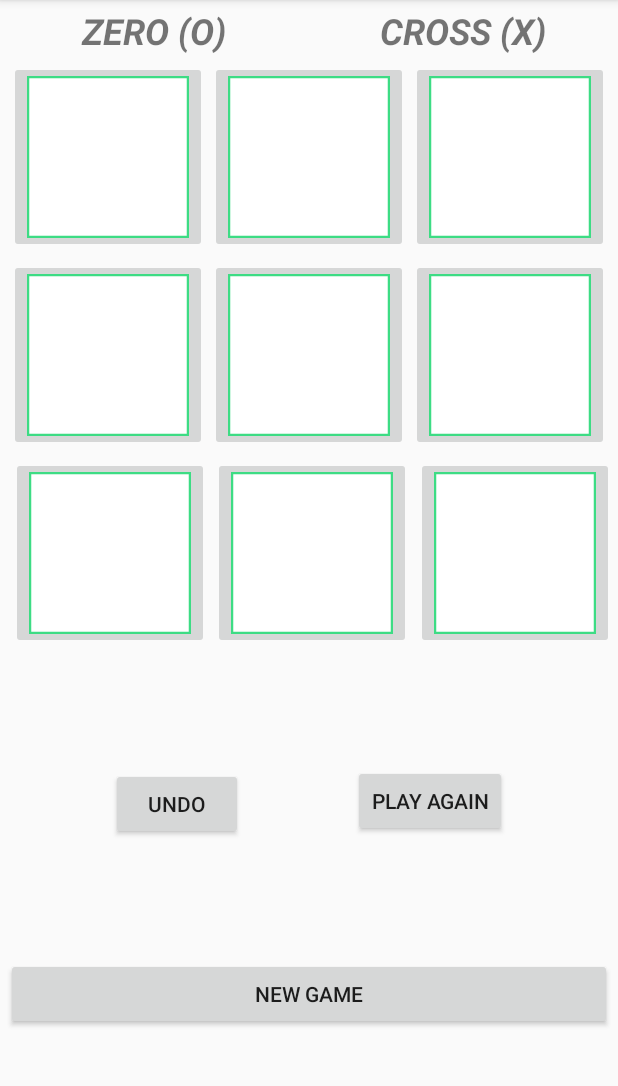
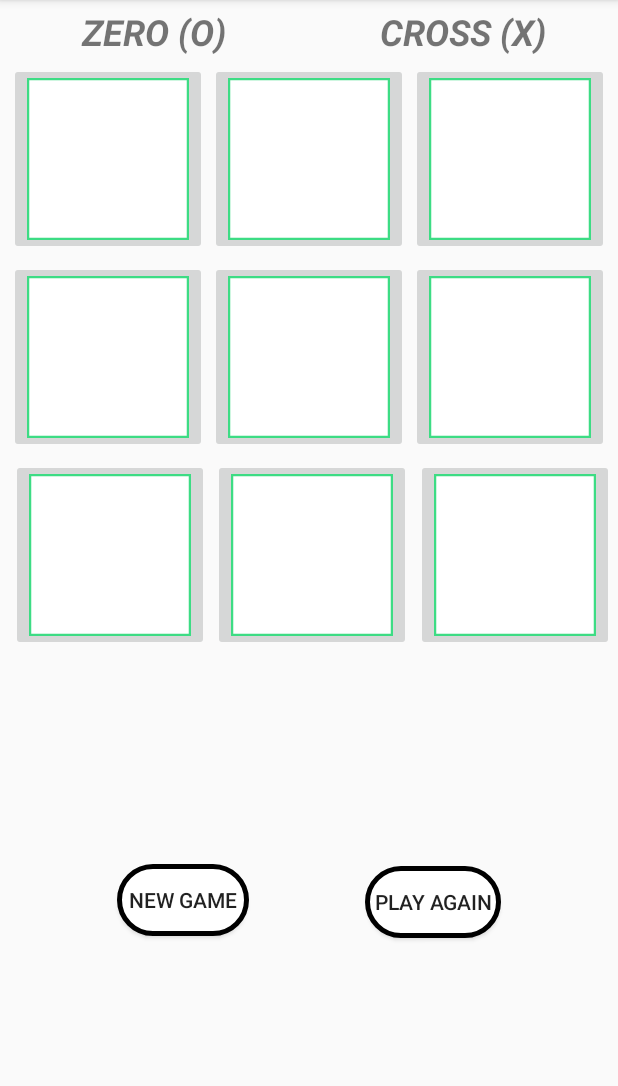
Before and after one commit to R0ckGithub/basic_tic_tac_toe, an Android app: the Game screen opened directly, with no data from a screen before it, on a phone screen of 412 x 824 dp, the part 84-1170 px from its top. Run offline under Robolectric (Android 15) with nearby library versions, the phone set to English and light mode, and no system bars.

```diff
--- /dev/null
+++ b/app/src/main/res/drawable/coloured_round_bg.xml
@@ -0,0 +1,17 @@
+<?xml version="1.0" encoding="UTF-8"?>
+<shape xmlns:android="http://schemas.android.com/apk/res/android">
+    <solid android:color="#FFFF8D"/>
+
+    <stroke android:width="3dp"
+        android:color="#ff000000"
+        />
+
+    <padding android:left="1dp"
+        android:top="1dp"
+        android:right="1dp"
+        android:bottom="1dp"
+        />
+
+    <corners android:bottomRightRadius="100dp" android:bottomLeftRadius="100dp"
+        android:topLeftRadius="100dp" android:topRightRadius="100dp"/>
+</shape>
--- /dev/null
+++ b/app/src/main/res/drawable/round_white_bg.xml
@@ -0,0 +1,17 @@
+<?xml version="1.0" encoding="UTF-8"?>
+<shape xmlns:android="http://schemas.android.com/apk/res/android">
+    <solid android:color="#ffffff"/>
+
+    <stroke android:width="3dp"
+        android:color="#ff000000"
+        />
+
+    <padding android:left="1dp"
+        android:top="1dp"
+        android:right="1dp"
+        android:bottom="1dp"
+        />
+
+    <corners android:bottomRightRadius="100dp" android:bottomLeftRadius="100dp"
+        android:topLeftRadius="100dp" android:topRightRadius="100dp"/>
+</shape>
--- a/app/src/main/res/layout/activity_game.xml
+++ b/app/src/main/res/layout/activity_game.xml
@@ -26,6 +26,7 @@
             android:gravity="center_horizontal"
             android:text="ZERO (O)"
             android:textSize="24sp"
+            android:background="@drawable/coloured_round_bg"
             android:textStyle="bold|italic" />
 
         <TextView
@@ -41,23 +42,29 @@
     </LinearLayout>
 
     <Button
-        android:id="@+id/undo"
+        android:id="@+id/newgame_btn"
         android:layout_width="wrap_content"
         android:layout_height="wrap_content"
-        android:text="Undo"
-        app:layout_constraintBottom_toTopOf="@+id/newgame_btn"
+        android:background="@drawable/round_white_bg"
+        android:text="NEW GAME"
+        app:layout_constraintBottom_toBottomOf="parent"
         app:layout_constraintEnd_toStartOf="@+id/clear"
+        app:layout_constraintHorizontal_bias="0.285"
         app:layout_constraintStart_toStartOf="parent"
-        app:layout_constraintTop_toBottomOf="@+id/imageButton7" />
+        android:padding="6dp"
+        app:layout_constraintTop_toBottomOf="@+id/imageButton7"
+        app:layout_constraintVertical_bias="0.497" />
 
     <Button
         android:id="@+id/clear"
         android:layout_width="wrap_content"
         android:layout_height="wrap_content"
+        android:padding="6dp"
+        android:background="@drawable/round_white_bg"
         android:text="PLAY AGAIN"
-        app:layout_constraintBottom_toTopOf="@+id/newgame_btn"
+        app:layout_constraintBottom_toBottomOf="parent"
         app:layout_constraintEnd_toEndOf="parent"
-        app:layout_constraintStart_toEndOf="@+id/undo"
+        app:layout_constraintStart_toEndOf="@+id/newgame_btn"
         app:layout_constraintTop_toBottomOf="@+id/imageButton8" />
 
     <ImageButton
@@ -167,15 +174,6 @@
         android:textColor="@android:color/black"
         android:visibility="invisible"/>
 
-    <Button
-        android:id="@+id/newgame_btn"
-        android:layout_width="0dp"
-        android:layout_height="wrap_content"
-        android:text="NEW GAME"
-        android:layout_margin="4dp"
-        app:layout_constraintBottom_toBottomOf="parent"
-        app:layout_constraintEnd_toEndOf="parent"
-        app:layout_constraintStart_toStartOf="parent"
-        app:layout_constraintTop_toBottomOf="@+id/clear" />
+
 
 </androidx.constraintlayout.widget.ConstraintLayout>
```
Also changed, not shown: app/src/main/java/com/ronak/tic_tac_toe/Game.java (+135 -76 lines), app/src/main/java/com/ronak/tic_tac_toe/MainActivity.java (+15 -8 lines), app/src/main/java/com/ronak/tic_tac_toe/MinMax.java (added, +122 -0 lines), app/src/main/res/layout/activity_main.xml (+11 -11 lines).
